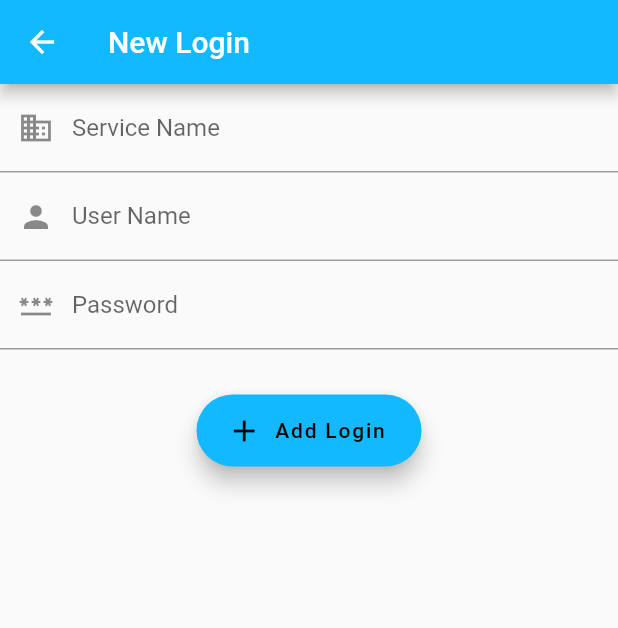
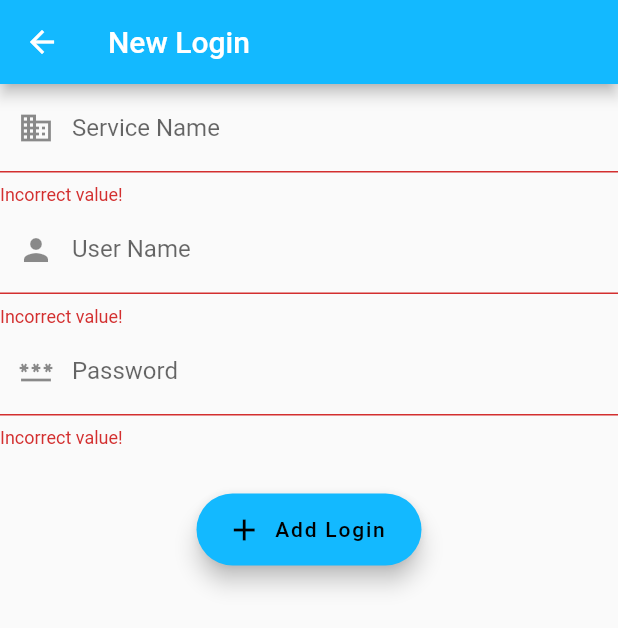
Before and after one commit to dmiedev/password_manager, a Flutter app: the _LoginAdditionView screen opened directly, after a tap on "Add Login", on a phone screen of 412 x 824 dp. Shown: the top 628 px of the screen. Run offline on Flutter 3.47's test engine with Material 2 defaults, Android fonts, the light colour scheme and no system bars; our stand-ins replace bloc, equatable, flutter_bloc; generated files the repository leaves out were written again; statements that could not run were skipped.

Commit message:
feat: implement login addition page

```diff
--- a/lib/login_addition/view/login_addition_page.dart
+++ b/lib/login_addition/view/login_addition_page.dart
@@ -20,8 +20,18 @@ class LoginAdditionPage extends StatelessWidget {
   }
 }
 
-class _LoginAdditionView extends StatelessWidget {
+class _LoginAdditionView extends StatefulWidget {
   const _LoginAdditionView();
+
+  @override
+  State<_LoginAdditionView> createState() => _LoginAdditionViewState();
+}
+
+class _LoginAdditionViewState extends State<_LoginAdditionView> {
+  final _formKey = GlobalKey<FormState>();
+  final _serviceNameFieldController = TextEditingController();
+  final _userNameFieldController = TextEditingController();
+  final _passwordFieldController = TextEditingController();
 
   @override
   Widget build(BuildContext context) {
@@ -29,51 +39,135 @@ class _LoginAdditionView extends StatelessWidget {
       appBar: AppBar(
         title: const Text('New Login'),
       ),
-      body: ListView(
+      body: MultiBlocListener(
+        listeners: [
+          BlocListener<LoginAdditionBloc, LoginAdditionState>(
+            listener: (context, state) => _handleSaveSuccess(),
+            listenWhen: (previous, current) {
+              return current is LoginAdditionSaveSuccess;
+            },
+          ),
+          BlocListener<LoginAdditionBloc, LoginAdditionState>(
+            listener: (context, state) => _handleSaveFailure(),
+            listenWhen: (previous, current) {
+              return current is LoginAdditionSaveFailure;
+            },
+          ),
+        ],
+        child: ListView(
           children: [
             Form(
-            child: Column(
-              children: [
+              key: _formKey,
+              child: Column(children: _buildFields()),
+            ),
+            const SizedBox(height: 30),
+            _buildAddButton(),
+          ],
+        ),
+      ),
+    );
+  }
+
+  List<Widget> _buildFields() {
+    final isSaving =
+        context.watch<LoginAdditionBloc>().state is LoginAdditionSaveInProgress;
+    return [
       TextFormField(
+        enabled: !isSaving,
+        controller: _serviceNameFieldController,
+        validator: _validateField,
         decoration: const InputDecoration(
           prefixIcon: Icon(Icons.business),
           labelText: 'Service Name',
         ),
       ),
       TextFormField(
+        enabled: !isSaving,
+        controller: _userNameFieldController,
+        validator: _validateField,
         decoration: const InputDecoration(
           prefixIcon: Icon(Icons.person),
           labelText: 'User Name',
         ),
       ),
       TextFormField(
+        enabled: !isSaving,
         obscureText: true,
         enableSuggestions: false,
+        controller: _passwordFieldController,
+        validator: _validateField,
         decoration: const InputDecoration(
           prefixIcon: Icon(Icons.password),
           labelText: 'Password',
         ),
       ),
-              ],
-            ),
-          ),
-          const SizedBox(height: 30),
-          Column(
+    ];
+  }
+
+  Widget _buildAddButton() {
+    return Column(
       children: [
         SizedBox(
           width: 150,
-                child: FloatingActionButton.extended(
+          child: BlocBuilder<LoginAdditionBloc, LoginAdditionState>(
+            builder: (context, state) {
+              if (state is LoginAdditionSaveInProgress) {
+                return FloatingActionButton.extended(
+                  onPressed: () {},
+                  backgroundColor: Colors.grey,
+                  icon: const CircularProgressIndicator(),
+                  label: const Text('Saving...'),
+                );
+              }
+              return FloatingActionButton.extended(
                 onPressed: _handleAddButtonPress,
                 icon: const Icon(Icons.add),
                 label: const Text('Add Login'),
+              );
+            },
           ),
         ),
       ],
-          ),
-        ],
+    );
+  }
+
+  String? _validateField(String? value) {
+    if (value != null && value.isNotEmpty) {
+      return null;
+    }
+    return 'Incorrect value!';
+  }
+
+  void _handleAddButtonPress() {
+    if (!_formKey.currentState!.validate()) {
+      return;
+    }
+    context.read<LoginAdditionBloc>().add(
+          LoginAdditionCompleted(
+            serviceName: _serviceNameFieldController.text,
+            userName: _userNameFieldController.text,
+            password: _passwordFieldController.text,
           ),
         );
   }
 
-  void _handleAddButtonPress() {}
+  void _handleSaveSuccess() {
+    Navigator.pop(context);
   }
+
+  void _handleSaveFailure() {
+    ScaffoldMessenger.of(context)
+      ..hideCurrentSnackBar()
+      ..showSnackBar(
+        const SnackBar(content: Text('Failed to save login!')),
+      );
+  }
+
+  @override
+  void dispose() {
+    _serviceNameFieldController.dispose();
+    _userNameFieldController.dispose();
+    _passwordFieldController.dispose();
+    super.dispose();
+  }
+}
```
Lines whose indentation alone changed are shown as unchanged.
